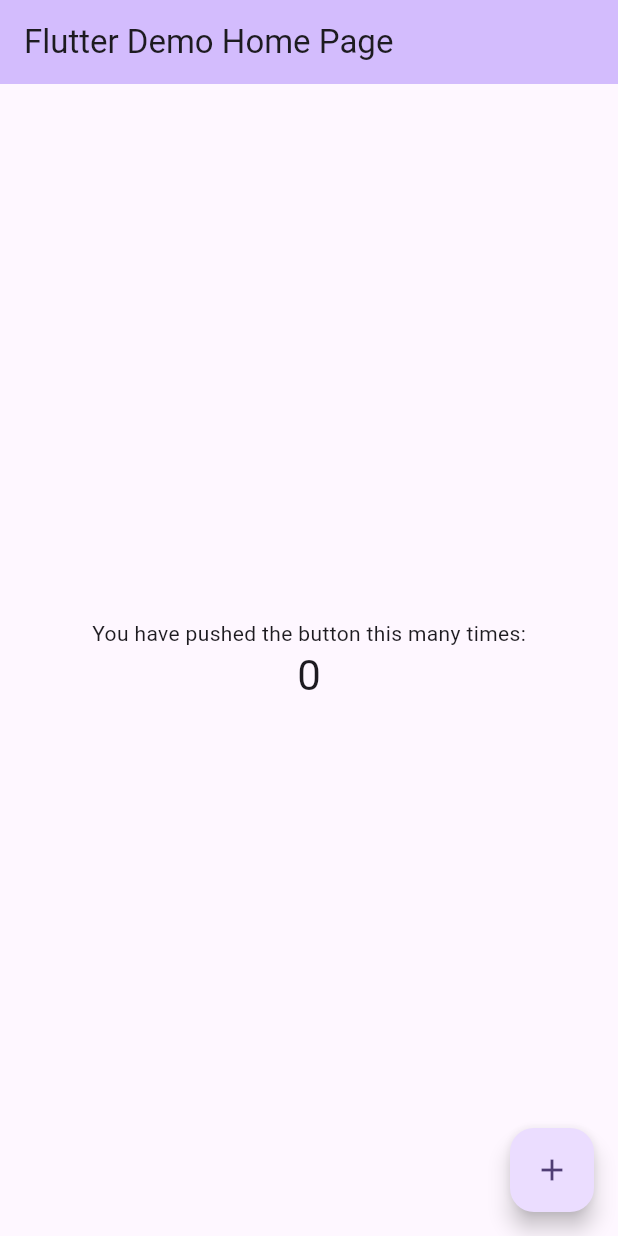
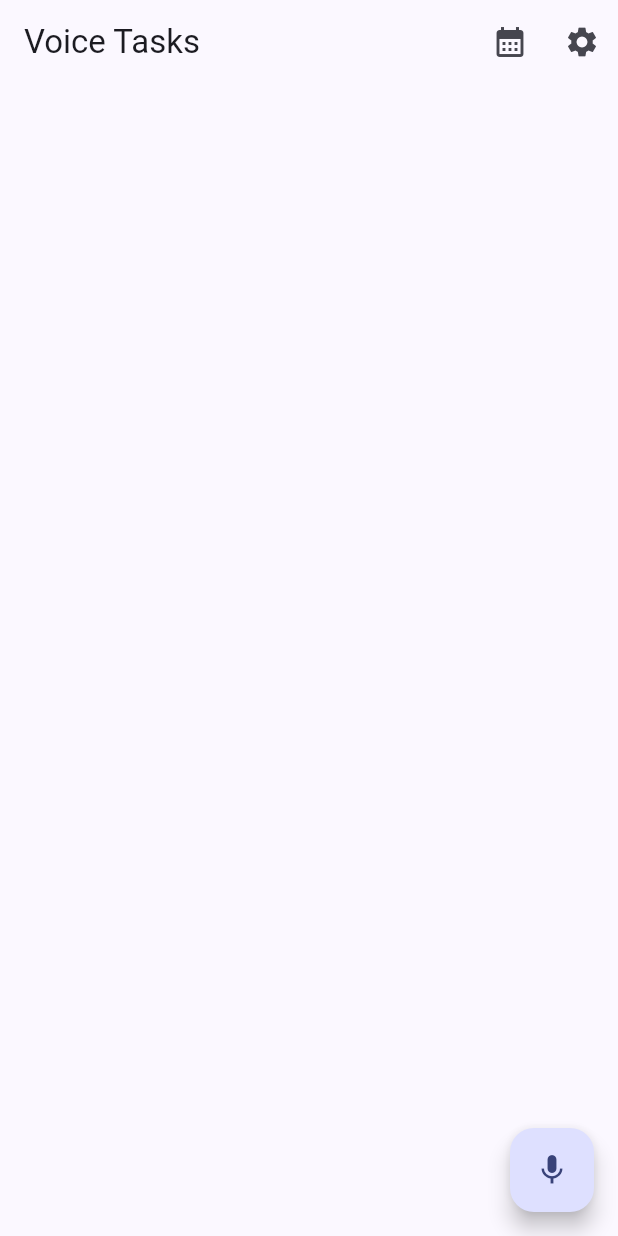
Before and after one commit to yasbak78/voice_task_app, a Flutter app: the screen it shows after launch, on a phone screen of 412 x 824 dp. Run offline on Flutter 3.47's test engine with Material 3 defaults, Android fonts, the phone set to English and light mode, and no system bars; our stand-ins replace drift, flutter_riverpod; accounts and stored records are empty; generated files the repository leaves out were written again.

Commit message:
feat: add TaskModel extensions, Riverpod providers, TaskListScreen with routing (P1-T7,T8,T9)

```diff
--- a/lib/main.dart
+++ b/lib/main.dart
@@ -1,125 +1,36 @@
 import 'package:flutter/material.dart';
+import 'package:flutter_riverpod/flutter_riverpod.dart';
+import 'screens/home/task_list_screen.dart';
 
 void main() {
-  runApp(const MyApp());
+  runApp(const ProviderScope(child: VoiceTaskApp()));
 }
 
-class MyApp extends StatelessWidget {
-  const MyApp({super.key});
+class VoiceTaskApp extends StatelessWidget {
+  const VoiceTaskApp({super.key});
 
-  // This widget is the root of your application.
   @override
   Widget build(BuildContext context) {
     return MaterialApp(
-      title: 'Flutter Demo',
+      title: 'Voice Tasks',
       theme: ThemeData(
-        // This is the theme of your application.
-        //
-        // TRY THIS: Try running your application with "flutter run". You'll see
-        // the application has a purple toolbar. Then, without quitting the app,
-        // try changing the seedColor in the colorScheme below to Colors.green
-        // and then invoke "hot reload" (save your changes or press the "hot
-        // reload" button in a Flutter-supported IDE, or press "r" if you used
-        // the command line to start the app).
-        //
-        // Notice that the counter didn't reset back to zero; the application
-        // state is not lost during the reload. To reset the state, use hot
-        // restart instead.
-        //
-        // This works for code too, not just values: Most code changes can be
-        // tested with just a hot reload.
-        colorScheme: ColorScheme.fromSeed(seedColor: Colors.deepPurple),
+        colorScheme: ColorScheme.fromSeed(seedColor: Colors.indigo),
         useMaterial3: true,
       ),
-      home: const MyHomePage(title: 'Flutter Demo Home Page'),
+      routes: {
+        '/': (context) => const TaskListScreen(),
+        '/calendar': (context) => _placeholder('Calendar'),
+        '/settings': (context) => _placeholder('Settings'),
+        '/record': (context) => _placeholder('Record'),
+        '/task-detail': (context) => _placeholder('Task Detail'),
+      },
+    );
+  }
+
+  Widget _placeholder(String title) {
+    return Scaffold(
+      appBar: AppBar(title: Text(title)),
+      body: Center(child: Text('$title — Coming Soon')),
     );
   }
 }
-
-class MyHomePage extends StatefulWidget {
-  const MyHomePage({super.key, required this.title});
-
-  // This widget is the home page of your application. It is stateful, meaning
-  // that it has a State object (defined below) that contains fields that affect
-  // how it looks.
-
-  // This class is the configuration for the state. It holds the values (in this
-  // case the title) provided by the parent (in this case the App widget) and
-  // used by the build method of the State. Fields in a Widget subclass are
-  // always marked "final".
-
-  final String title;
-
-  @override
-  State<MyHomePage> createState() => _MyHomePageState();
-}
-
-class _MyHomePageState extends State<MyHomePage> {
-  int _counter = 0;
-
-  void _incrementCounter() {
-    setState(() {
-      // This call to setState tells the Flutter framework that something has
-      // changed in this State, which causes it to rerun the build method below
-      // so that the display can reflect the updated values. If we changed
-      // _counter without calling setState(), then the build method would not be
-      // called again, and so nothing would appear to happen.
-      _counter++;
-    });
-  }
-
-  @override
-  Widget build(BuildContext context) {
-    // This method is rerun every time setState is called, for instance as done
-    // by the _incrementCounter method above.
-    //
-    // The Flutter framework has been optimized to make rerunning build methods
-    // fast, so that you can just rebuild anything that needs updating rather
-    // than having to individually change instances of widgets.
-    return Scaffold(
-      appBar: AppBar(
-        // TRY THIS: Try changing the color here to a specific color (to
-        // Colors.amber, perhaps?) and trigger a hot reload to see the AppBar
-        // change color while the other colors stay the same.
-        backgroundColor: Theme.of(context).colorScheme.inversePrimary,
-        // Here we take the value from the MyHomePage object that was created by
-        // the App.build method, and use it to set our appbar title.
-        title: Text(widget.title),
-      ),
-      body: Center(
-        // Center is a layout widget. It takes a single child and positions it
-        // in the middle of the parent.
-        child: Column(
-          // Column is also a layout widget. It takes a list of children and
-          // arranges them vertically. By default, it sizes itself to fit its
-          // children horizontally, and tries to be as tall as its parent.
-          //
-          // Column has various properties to control how it sizes itself and
-          // how it positions its children. Here we use mainAxisAlignment to
-          // center the children vertically; the main axis here is the vertical
-          // axis because Columns are vertical (the cross axis would be
-          // horizontal).
-          //
-          // TRY THIS: Invoke "debug painting" (choose the "Toggle Debug Paint"
-          // action in the IDE, or press "p" in the console), to see the
-          // wireframe for each widget.
-          mainAxisAlignment: MainAxisAlignment.center,
-          children: <Widget>[
-            const Text(
-              'You have pushed the button this many times:',
-            ),
-            Text(
-              '$_counter',
-              style: Theme.of(context).textTheme.headlineMedium,
-            ),
-          ],
-        ),
-      ),
-      floatingActionButton: FloatingActionButton(
-        onPressed: _incrementCounter,
-        tooltip: 'Increment',
-        child: const Icon(Icons.add),
-      ), // This trailing comma makes auto-formatting nicer for build methods.
-    );
-  }
-}
--- /dev/null
+++ b/lib/screens/home/task_list_screen.dart
@@ -0,0 +1,94 @@
+import 'package:flutter/material.dart';
+import 'package:flutter_riverpod/flutter_riverpod.dart';
+import '../../core/database/app_database.dart';
+import '../../providers/task_providers.dart';
+import '../../widgets/task_tile.dart';
+import '../../models/task_model.dart';
+
+class TaskListScreen extends ConsumerWidget {
+  const TaskListScreen({super.key});
+
+  @override
+  Widget build(BuildContext context, WidgetRef ref) {
+    final tasksAsync = ref.watch(allTasksProvider);
+    return Scaffold(
+      appBar: AppBar(
+        title: const Text('Voice Tasks'),
+        actions: [
+          IconButton(
+            icon: const Icon(Icons.calendar_month),
+            onPressed: () => Navigator.pushNamed(context, '/calendar'),
+          ),
+          IconButton(
+            icon: const Icon(Icons.settings),
+            onPressed: () => Navigator.pushNamed(context, '/settings'),
+          ),
+        ],
+      ),
+      body: tasksAsync.when(
+        data: (tasks) => _buildTaskList(context, ref, tasks),
+        loading: () => const Center(child: CircularProgressIndicator()),
+        error: (e, _) => Center(child: Text('Error: $e')),
+      ),
+      floatingActionButton: FloatingActionButton(
+        onPressed: () => Navigator.pushNamed(context, '/record'),
+        child: const Icon(Icons.mic),
+      ),
+    );
+  }
+
+  Widget _buildTaskList(
+      BuildContext context, WidgetRef ref, List<Task> tasks) {
+    final pending =
+        tasks.where((t) => t.status != TaskStatus.done).toList();
+    final done =
+        tasks.where((t) => t.status == TaskStatus.done).toList();
+    final today = pending.where((t) => t.isDueToday).toList();
+    final thisWeek = pending
+        .where((t) => !t.isDueToday && t.isDueThisWeek)
+        .toList();
+    final later = pending
+        .where((t) => !t.isDueToday && !t.isDueThisWeek)
+        .toList();
+
+    return ListView(
+      children: [
+        _buildSection('Today', today, context, ref),
+        _buildSection('This Week', thisWeek, context, ref),
+        _buildSection('Later', later, context, ref),
+        if (done.isNotEmpty)
+          _buildSection('Completed', done, context, ref),
+      ],
+    );
+  }
+
+  Widget _buildSection(
+      String title, List<Task> tasks, BuildContext context, WidgetRef ref) {
+    if (tasks.isEmpty) return const SizedBox.shrink();
+    return Column(
+      crossAxisAlignment: CrossAxisAlignment.start,
+      children: [
+        Padding(
+          padding: const EdgeInsets.fromLTRB(16, 16, 16, 4),
+          child: Text(
+            title,
+            style: Theme.of(context).textTheme.titleSmall,
+          ),
+        ),
+        ...tasks.map((t) => TaskTile(
+              task: t,
+              onTap: () => _showTaskDetail(context, t),
+              onComplete: () => _markComplete(ref, t),
+            )),
+      ],
+    );
+  }
+
+  void _showTaskDetail(BuildContext context, Task task) {
+    Navigator.pushNamed(context, '/task-detail', arguments: task);
+  }
+
+  void _markComplete(WidgetRef ref, Task task) {
+    ref.read(taskDaoProvider).markComplete(task.id);
+  }
+}
```
Also changed, not shown: lib/models/task_model.dart (added, +70 -0 lines), lib/providers/task_providers.dart (added, +46 -0 lines), lib/widgets/task_tile.dart (added, +81 -0 lines).
